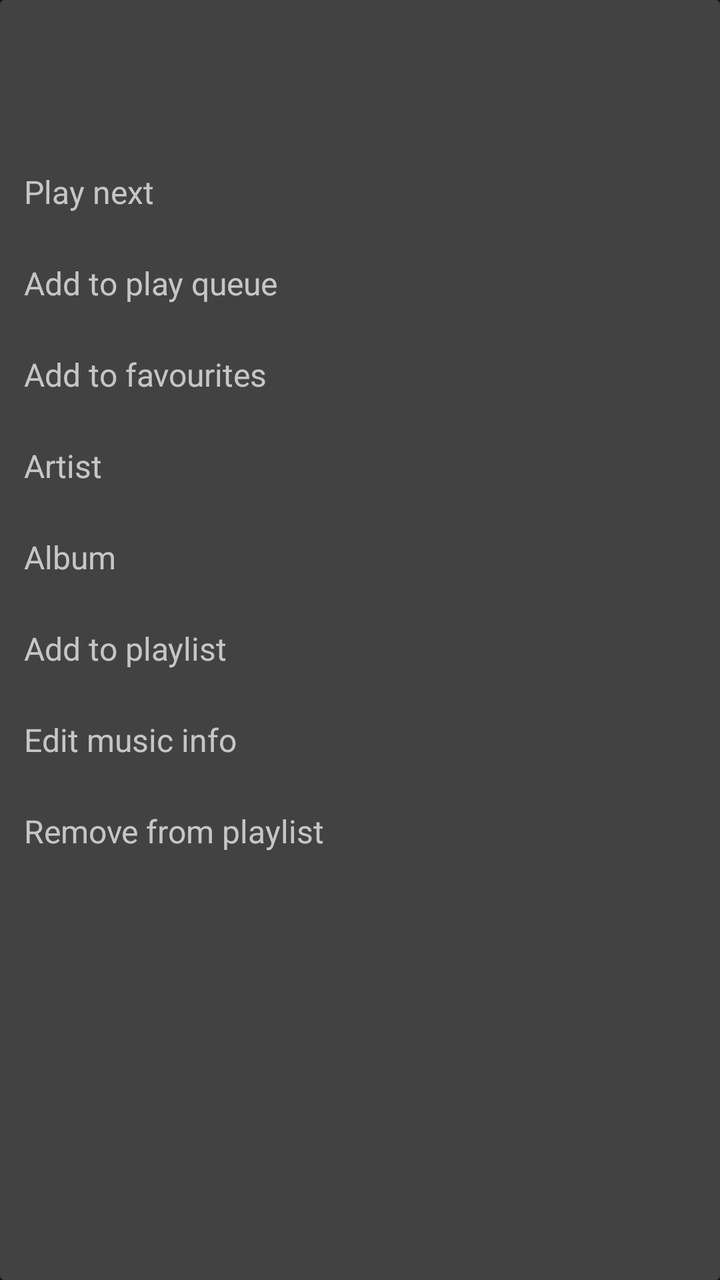
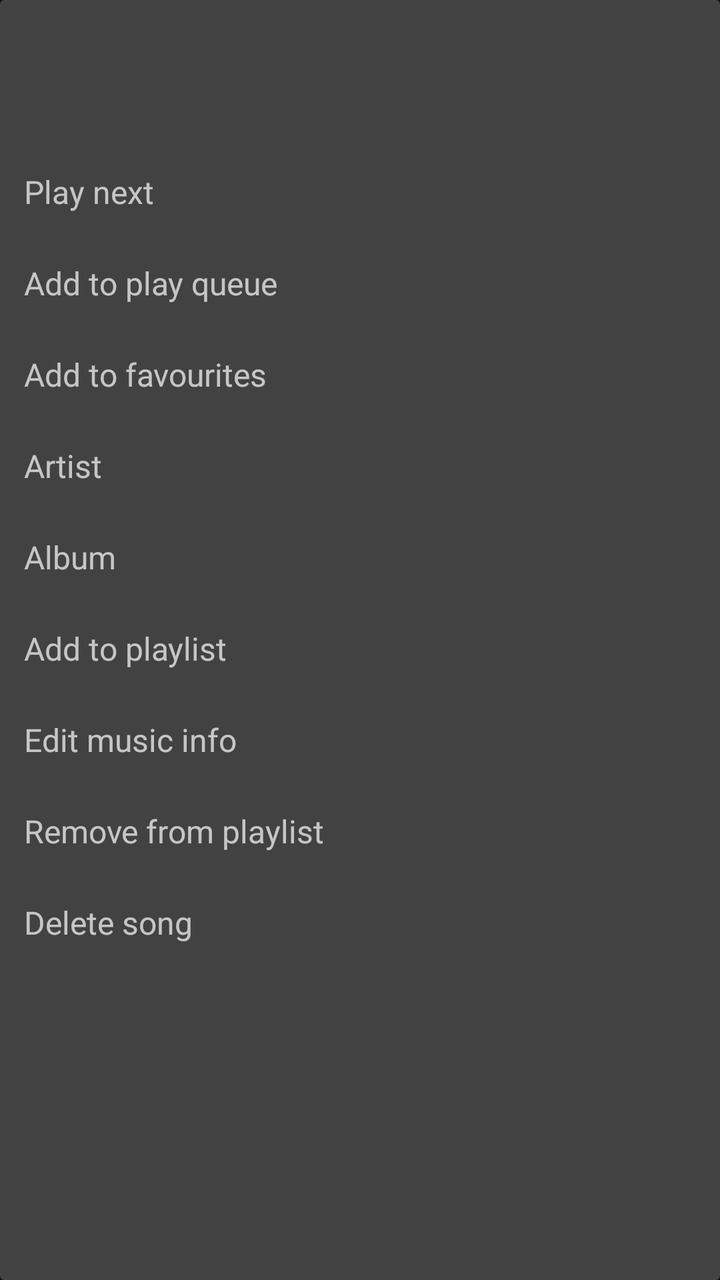

Screens rendered from an Android XML layout before and after an edit, with the pre-edit source and the edit as a unified diff.
<!-- AndroidManifest.xml: application theme AppTheme -->
<!-- res/layout/playlist_song_options.xml -->
<?xml version="1.0" encoding="utf-8"?>
<androidx.cardview.widget.CardView
    xmlns:android="http://schemas.android.com/apk/res/android"
    xmlns:card_view="http://schemas.android.com/apk/res-auto"
    android:layout_width="wrap_content"
    android:layout_height="wrap_content"
    android:layout_gravity="center"
    card_view:cardElevation="2dp" >

    <RelativeLayout
        android:layout_width="match_parent"
        android:layout_height="wrap_content"
        android:paddingVertical="16dp" >

        <TextView
            android:id="@+id/optionsTitle"
            android:layout_width="wrap_content"
            android:layout_height="wrap_content"
            android:padding="12dp"
            android:layout_marginBottom="6dp"
            android:textSize="20sp" />

        <TextView
            android:id="@+id/playNext"
            android:layout_width="match_parent"
            android:layout_height="wrap_content"
            android:layout_below="@id/optionsTitle"
            android:padding="12dp"
            android:background="?attr/selectableItemBackground"
            android:text="@string/play_next"
            android:textSize="16sp" />

        <TextView
            android:id="@+id/addPlayQueue"
            android:layout_width="match_parent"
            android:layout_height="wrap_content"
            android:layout_below="@id/playNext"
            android:padding="12dp"
            android:background="?attr/selectableItemBackground"
            android:text="@string/add_que"
            android:textSize="16sp" />

        <TextView
            android:id="@+id/favourite"
            android:layout_width="match_parent"
            android:layout_height="wrap_content"
            android:layout_below="@id/addPlayQueue"
            android:padding="12dp"
            android:background="?attr/selectableItemBackground"
            android:text="@string/add_to_favourites"
            android:textSize="16sp" />

        <TextView
            android:id="@+id/artist"
            android:layout_width="match_parent"
            android:layout_height="wrap_content"
            android:layout_below="@id/favourite"
            android:padding="12dp"
            android:background="?attr/selectableItemBackground"
            android:text="@string/artist"
            android:textSize="16sp" />

        <TextView
            android:id="@+id/album"
            android:layout_width="match_parent"
            android:layout_height="wrap_content"
            android:layout_below="@id/artist"
            android:padding="12dp"
            android:background="?attr/selectableItemBackground"
            android:text="@string/album"
            android:textSize="16sp" />

        <TextView
            android:id="@+id/addPlaylist"
            android:layout_width="match_parent"
            android:layout_height="wrap_content"
            android:layout_below="@id/album"
            android:padding="12dp"
            android:background="?attr/selectableItemBackground"
            android:text="@string/add_playlist"
            android:textSize="16sp" />

        <TextView
            android:id="@+id/editSong"
            android:layout_width="match_parent"
            android:layout_height="wrap_content"
            android:layout_below="@id/addPlaylist"
            android:padding="12dp"
            android:background="?attr/selectableItemBackground"
            android:text="@string/edit_music"
            android:textSize="16sp" />

        <TextView
            android:id="@+id/removeSong"
            android:layout_width="match_parent"
            android:layout_height="wrap_content"
            android:layout_below="@id/editSong"
            android:padding="12dp"
            android:background="?attr/selectableItemBackground"
            android:text="@string/remove_playlist"
            android:textSize="16sp" />
    </RelativeLayout>
</androidx.cardview.widget.CardView>
<!-- resources referenced by this layout -->
<resources>
  <string name="add_playlist">Add to playlist</string>
  <string name="add_que">Add to play queue</string>
  <string name="add_to_favourites">Add to favourites</string>
  <string name="album">Album</string>
  <string name="artist">Artist</string>
  <string name="edit_music">Edit music info</string>
  <string name="play_next">Play next</string>
  <string name="remove_playlist">Remove from playlist</string>
  <style name="AppTheme" parent="Theme.MaterialComponents">
          <item name="colorPrimary">@color/accent</item>
          <item name="colorPrimaryVariant">@color/accent</item>
          <item name="colorSecondary">@color/accent</item>
          <item name="colorOnSurface">@color/onSurface</item>
          <item name="tabStyle">@style/Widget.Custom.TabLayout</item>
          <item name="android:textViewStyle">@style/Widget.Custom.TextView</item>
          <item name="materialButtonStyle">@style/Widget.MaterialComponents.Button</item>
          <item name="navigationViewStyle">@style/Widget.Custom.NavigationView</item>
      </style>
  <color name="accent">#84C9FB</color>
  <color name="onSurface">#FFFFFF</color>
  <style name="Widget.Custom.TabLayout" parent="Widget.MaterialComponents.TabLayout">
          <item name="android:background">@color/tab_background</item>
          <item name="tabBackground">@android:color/transparent</item>
          <item name="tabTextColor">@color/inactive</item>
          <item name="tabSelectedTextColor">?attr/colorOnSurface</item>
          <item name="tabIndicatorColor">?attr/colorSecondary</item>
          <item name="tabRippleColor">@color/accent</item>
          <item name="android:elevation">14dp</item>
          <item name="tabMode">fixed</item>
          <item name="tabMaxWidth">0dp</item>
          <item name="tabGravity">fill</item>
          <item name="tabPaddingEnd">0dp</item>
          <item name="tabPaddingStart">0dp</item>
      </style>
  <style name="Widget.Custom.TextView" parent="Widget.MaterialComponents.TextView">
          <item name="android:ellipsize">none</item>
          <item name="android:requiresFadingEdge">horizontal</item>
      </style>
  <style name="Widget.Custom.NavigationView" parent="Widget.Design.NavigationView">
          <item name="itemBackground">@drawable/menu_background_color_state</item>
      </style>
  <color name="tab_background">#111111</color>
  <color name="inactive">#99FFFFFF</color>
  <!-- drawable menu_background_color_state (drawable) -->
  <?xml version="1.0" encoding="utf-8"?>
  <selector xmlns:android="http://schemas.android.com/apk/res/android">
      <item
          android:drawable="@drawable/background_round_padded"
          android:state_checked="true" />
      <item
          android:drawable="@drawable/custom_ripple"
          android:state_pressed="true" />
  </selector>
  <!-- drawable background_round_padded (drawable) -->
  <?xml version="1.0" encoding="utf-8"?>
  <layer-list xmlns:android="http://schemas.android.com/apk/res/android">
      <item
          android:left="4dp"
          android:right="4dp">
          <shape android:shape="rectangle">
              <solid android:color="@color/accent12" />
              <corners android:radius="8dp" />
          </shape>
      </item>
  </layer-list>
  <!-- drawable custom_ripple (drawable) -->
  <ripple xmlns:android="http://schemas.android.com/apk/res/android"
      android:color="@color/accent12">
      <item
          android:left="4dp"
          android:right="4dp"
          android:id="@android:id/mask" >
          <shape android:shape="rectangle">
              <solid android:color="@android:color/white" />
              <corners android:radius="8dp" />
          </shape>
      </item>
  </ripple>
  <color name="accent12">#1F84C9FB</color>
</resources>

<!-- the commit's change to res/layout/playlist_song_options.xml (unified diff, before → after) -->
@@ -99,5 +99,15 @@
             android:background="?attr/selectableItemBackground"
             android:text="@string/remove_playlist"
             android:textSize="16sp" />
+
+        <TextView
+            android:id="@+id/deleteSong"
+            android:layout_width="match_parent"
+            android:layout_height="wrap_content"
+            android:layout_below="@id/removeSong"
+            android:padding="12dp"
+            android:background="?attr/selectableItemBackground"
+            android:text="@string/delete_song"
+            android:textSize="16sp" />
     </RelativeLayout>
 </androidx.cardview.widget.CardView>
<!-- resource entries referenced after the edit -->
@@ -5,6 +5,7 @@
   <string name="add_to_favourites">Add to favourites</string>
   <string name="album">Album</string>
   <string name="artist">Artist</string>
+  <string name="delete_song">Delete song</string>
   <string name="edit_music">Edit music info</string>
   <string name="play_next">Play next</string>
   <string name="remove_playlist">Remove from playlist</string>
